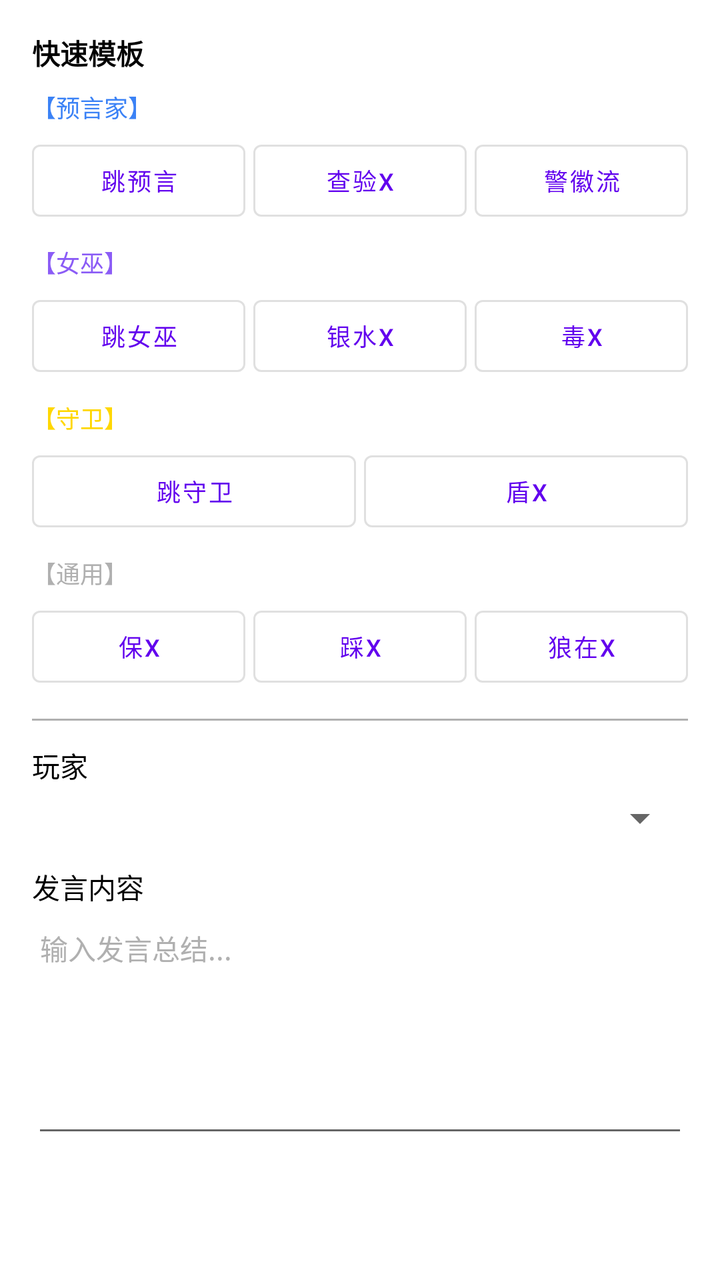
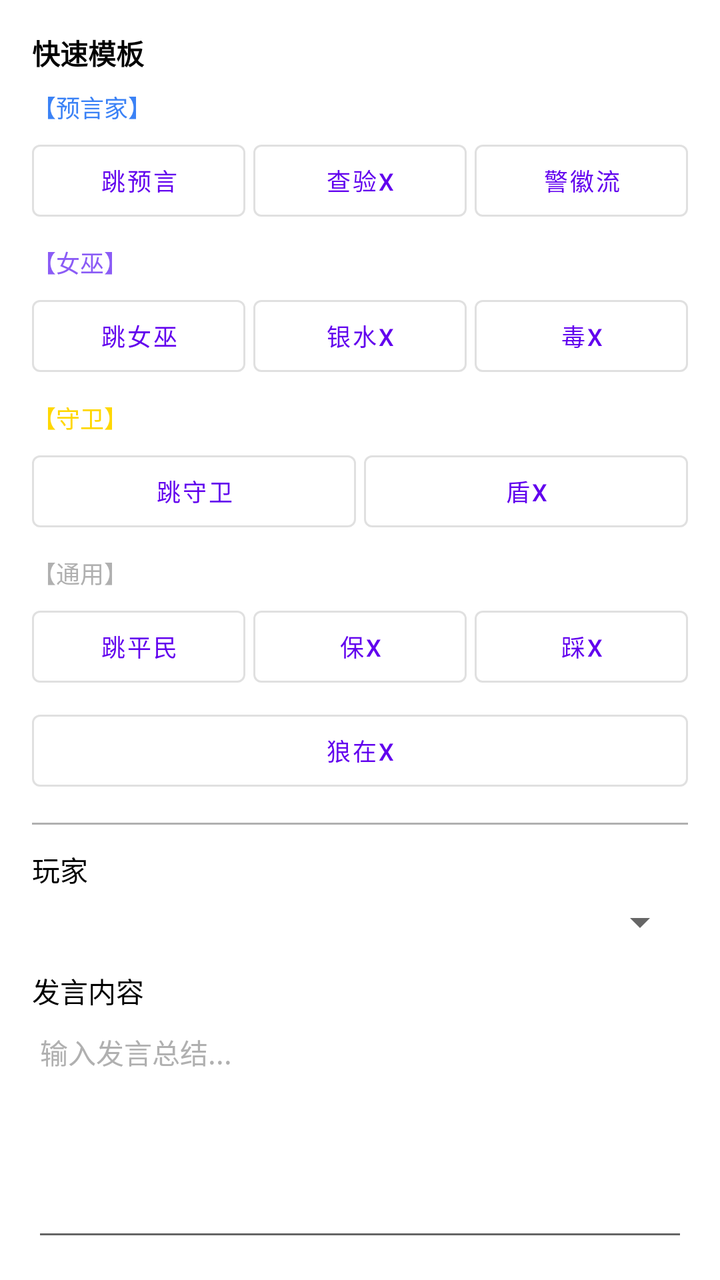

Compare the two renders of this Android layout. The source of the first and the diff that turns it into the second are given below.
<!-- AndroidManifest.xml: application theme Theme.VoiceWolf -->
<!-- res/layout/dialog_add_speech.xml -->
<?xml version="1.0" encoding="utf-8"?>
<LinearLayout xmlns:android="http://schemas.android.com/apk/res/android"
    xmlns:app="http://schemas.android.com/apk/res-auto"
    android:layout_width="match_parent"
    android:layout_height="wrap_content"
    android:orientation="vertical"
    android:padding="16dp">

    
    <TextView
        android:layout_width="wrap_content"
        android:layout_height="wrap_content"
        android:text="快速模板"
        android:textColor="?attr/colorOnSurface"
        android:textSize="14sp"
        android:textStyle="bold" />

    
    <TextView
        android:layout_width="wrap_content"
        android:layout_height="wrap_content"
        android:layout_marginTop="8dp"
        android:text="【预言家】"
        android:textColor="@color/role_seer"
        android:textSize="12sp" />

    <LinearLayout
        android:layout_width="match_parent"
        android:layout_height="wrap_content"
        android:layout_marginTop="4dp"
        android:orientation="horizontal">

        <com.google.android.material.button.MaterialButton
            android:id="@+id/btnTemplateSeer"
            style="@style/Widget.MaterialComponents.Button.OutlinedButton"
            android:layout_width="0dp"
            android:layout_height="wrap_content"
            android:layout_marginEnd="4dp"
            android:layout_weight="1"
            android:text="跳预言"
            android:textSize="12sp" />

        <com.google.android.material.button.MaterialButton
            android:id="@+id/btnTemplateCheck"
            style="@style/Widget.MaterialComponents.Button.OutlinedButton"
            android:layout_width="0dp"
            android:layout_height="wrap_content"
            android:layout_marginEnd="4dp"
            android:layout_weight="1"
            android:text="查验X"
            android:textSize="12sp" />

        <com.google.android.material.button.MaterialButton
            android:id="@+id/btnTemplateBadgeFlow"
            style="@style/Widget.MaterialComponents.Button.OutlinedButton"
            android:layout_width="0dp"
            android:layout_height="wrap_content"
            android:layout_weight="1"
            android:text="警徽流"
            android:textSize="12sp" />
    </LinearLayout>

    
    <TextView
        android:layout_width="wrap_content"
        android:layout_height="wrap_content"
        android:layout_marginTop="8dp"
        android:text="【女巫】"
        android:textColor="@color/role_witch"
        android:textSize="12sp" />

    <LinearLayout
        android:layout_width="match_parent"
        android:layout_height="wrap_content"
        android:layout_marginTop="4dp"
        android:orientation="horizontal">

        <com.google.android.material.button.MaterialButton
            android:id="@+id/btnTemplateWitch"
            style="@style/Widget.MaterialComponents.Button.OutlinedButton"
            android:layout_width="0dp"
            android:layout_height="wrap_content"
            android:layout_marginEnd="4dp"
            android:layout_weight="1"
            android:text="跳女巫"
            android:textSize="12sp" />

        <com.google.android.material.button.MaterialButton
            android:id="@+id/btnTemplateSilver"
            style="@style/Widget.MaterialComponents.Button.OutlinedButton"
            android:layout_width="0dp"
            android:layout_height="wrap_content"
            android:layout_marginEnd="4dp"
            android:layout_weight="1"
            android:text="银水X"
            android:textSize="12sp" />

        <com.google.android.material.button.MaterialButton
            android:id="@+id/btnTemplatePoison"
            style="@style/Widget.MaterialComponents.Button.OutlinedButton"
            android:layout_width="0dp"
            android:layout_height="wrap_content"
            android:layout_weight="1"
            android:text="毒X"
            android:textSize="12sp" />
    </LinearLayout>

    
    <TextView
        android:layout_width="wrap_content"
        android:layout_height="wrap_content"
        android:layout_marginTop="8dp"
        android:text="【守卫】"
        android:textColor="@color/role_guard"
        android:textSize="12sp" />

    <LinearLayout
        android:layout_width="match_parent"
        android:layout_height="wrap_content"
        android:layout_marginTop="4dp"
        android:orientation="horizontal">

        <com.google.android.material.button.MaterialButton
            android:id="@+id/btnTemplateGuard"
            style="@style/Widget.MaterialComponents.Button.OutlinedButton"
            android:layout_width="0dp"
            android:layout_height="wrap_content"
            android:layout_marginEnd="4dp"
            android:layout_weight="1"
            android:text="跳守卫"
            android:textSize="12sp" />

        <com.google.android.material.button.MaterialButton
            android:id="@+id/btnTemplateShield"
            style="@style/Widget.MaterialComponents.Button.OutlinedButton"
            android:layout_width="0dp"
            android:layout_height="wrap_content"
            android:layout_weight="1"
            android:text="盾X"
            android:textSize="12sp" />
    </LinearLayout>

    
    <TextView
        android:layout_width="wrap_content"
        android:layout_height="wrap_content"
        android:layout_marginTop="8dp"
        android:text="【通用】"
        android:textColor="@color/gray_light"
        android:textSize="12sp" />

    <LinearLayout
        android:layout_width="match_parent"
        android:layout_height="wrap_content"
        android:layout_marginTop="4dp"
        android:orientation="horizontal">

        <com.google.android.material.button.MaterialButton
            android:id="@+id/btnTemplateProtect"
            style="@style/Widget.MaterialComponents.Button.OutlinedButton"
            android:layout_width="0dp"
            android:layout_height="wrap_content"
            android:layout_marginEnd="4dp"
            android:layout_weight="1"
            android:text="保X"
            android:textSize="12sp" />

        <com.google.android.material.button.MaterialButton
            android:id="@+id/btnTemplateAttack"
            style="@style/Widget.MaterialComponents.Button.OutlinedButton"
            android:layout_width="0dp"
            android:layout_height="wrap_content"
            android:layout_marginEnd="4dp"
            android:layout_weight="1"
            android:text="踩X"
            android:textSize="12sp" />

        <com.google.android.material.button.MaterialButton
            android:id="@+id/btnTemplateWolfAt"
            style="@style/Widget.MaterialComponents.Button.OutlinedButton"
            android:layout_width="0dp"
            android:layout_height="wrap_content"
            android:layout_weight="1"
            android:text="狼在X"
            android:textSize="12sp" />
    </LinearLayout>

    
    <View
        android:layout_width="match_parent"
        android:layout_height="1dp"
        android:layout_marginTop="12dp"
        android:background="@color/gray_light" />

    
    <TextView
        android:layout_width="wrap_content"
        android:layout_height="wrap_content"
        android:layout_marginTop="12dp"
        android:text="玩家"
        android:textColor="?attr/colorOnSurface"
        android:textSize="14sp" />

    <Spinner
        android:id="@+id/spinnerPlayer"
        android:layout_width="match_parent"
        android:layout_height="wrap_content"
        android:layout_marginTop="4dp" />

    
    <TextView
        android:layout_width="wrap_content"
        android:layout_height="wrap_content"
        android:layout_marginTop="12dp"
        android:text="发言内容"
        android:textColor="?attr/colorOnSurface"
        android:textSize="14sp" />

    <EditText
        android:id="@+id/editContent"
        android:layout_width="match_parent"
        android:layout_height="120dp"
        android:gravity="top|start"
        android:hint="输入发言总结..."
        android:inputType="textMultiLine"
        android:textColor="?attr/colorOnSurface"
        android:textColorHint="@color/gray_light"
        android:textSize="14sp" />

</LinearLayout>
<!-- resources referenced by this layout -->
<resources>
  <color name="gray_light">#FFB0B0B0</color>
  <color name="role_guard">#FFFFD700</color>
  <color name="role_seer">#FF3B82F6</color>
  <color name="role_witch">#FF8B5CF6</color>
  <style name="Theme.VoiceWolf" parent="Theme.MaterialComponents.DayNight.NoActionBar">
          
          <item name="colorPrimary">@color/purple_500</item>
          <item name="colorPrimaryVariant">@color/purple_700</item>
          <item name="colorOnPrimary">@color/white</item>
          
          <item name="colorSecondary">@color/teal_200</item>
          <item name="colorSecondaryVariant">@color/teal_700</item>
          <item name="colorOnSecondary">@color/black</item>
          
          <item name="android:statusBarColor">?attr/colorPrimaryVariant</item>
      </style>
  <color name="purple_500">#FF6200EE</color>
  <color name="purple_700">#FF3700B3</color>
  <color name="white">#FFFFFFFF</color>
  <color name="teal_200">#FF03DAC5</color>
  <color name="teal_700">#FF018786</color>
  <color name="black">#FF000000</color>
</resources>

<!-- the commit's change to res/layout/dialog_add_speech.xml (unified diff, before → after) -->
@@ -156,6 +156,16 @@
         android:orientation="horizontal">
 
         <com.google.android.material.button.MaterialButton
+            android:id="@+id/btnTemplateVillager"
+            style="@style/Widget.MaterialComponents.Button.OutlinedButton"
+            android:layout_width="0dp"
+            android:layout_height="wrap_content"
+            android:layout_marginEnd="4dp"
+            android:layout_weight="1"
+            android:text="跳平民"
+            android:textSize="12sp" />
+
+        <com.google.android.material.button.MaterialButton
             android:id="@+id/btnTemplateProtect"
             style="@style/Widget.MaterialComponents.Button.OutlinedButton"
             android:layout_width="0dp"
@@ -170,10 +180,16 @@
             style="@style/Widget.MaterialComponents.Button.OutlinedButton"
             android:layout_width="0dp"
             android:layout_height="wrap_content"
-            android:layout_marginEnd="4dp"
             android:layout_weight="1"
             android:text="踩X"
             android:textSize="12sp" />
+    </LinearLayout>
+
+    <LinearLayout
+        android:layout_width="match_parent"
+        android:layout_height="wrap_content"
+        android:layout_marginTop="4dp"
+        android:orientation="horizontal">
 
         <com.google.android.material.button.MaterialButton
             android:id="@+id/btnTemplateWolfAt"
